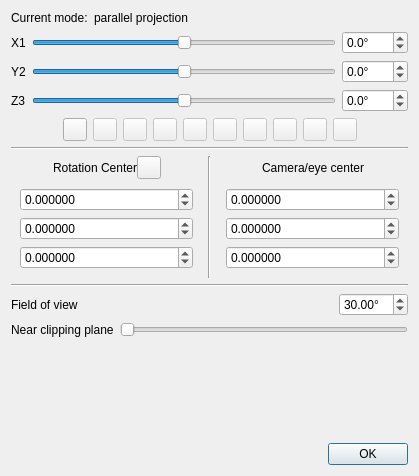
Before: the Qt Designer form libs/CCAppCommon/ui/cameraParamDlg.ui in CloudCompare/CloudCompare, drawn with Qt 5.
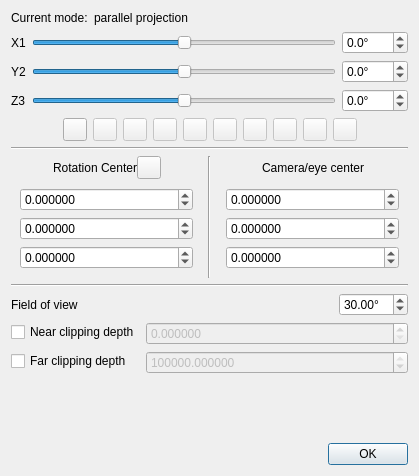
After: the same form once the commit is applied. Icons and pictures are not drawn.

Commit message:
Let the user change the camera zFar distance (#1691)
New mechanism to manage the depth buffer range, the zoom and the near and far clipping planes (+ improvement of the EDL shader behavior)

```diff
--- a/libs/CCAppCommon/ui/cameraParamDlg.ui
+++ b/libs/CCAppCommon/ui/cameraParamDlg.ui
@@ -700,30 +700,47 @@
     </layout>
    </item>
    <item>
-    <layout class="QHBoxLayout" name="horizontalLayout_5">
-     <item>
-      <widget class="QLabel" name="label_5">
-       <property name="toolTip">
-        <string>Relative position (zNear)</string>
+    <layout class="QFormLayout" name="formLayout">
+     <item row="0" column="0">
+      <widget class="QCheckBox" name="nearClippingCheckBox">
+       <property name="text">
+        <string>Near clipping depth</string>
        </property>
+      </widget>
+     </item>
+     <item row="0" column="1">
+      <widget class="QDoubleSpinBox" name="nearClippingDepthDoubleSpinBox">
+       <property name="enabled">
+        <bool>false</bool>
+       </property>
+       <property name="decimals">
+        <number>6</number>
+       </property>
+       <property name="maximum">
+        <double>1000000.000000000000000</double>
+       </property>
+      </widget>
+     </item>
+     <item row="1" column="0">
+      <widget class="QCheckBox" name="farClippingCheckBox">
        <property name="text">
-        <string>Near clipping plane</string>
+        <string>Far clipping depth</string>
        </property>
       </widget>
      </item>
-     <item>
-      <widget class="QSlider" name="zNearHorizontalSlider">
-       <property name="minimum">
-        <number>0</number>
+     <item row="1" column="1">
+      <widget class="QDoubleSpinBox" name="farClippingDepthDoubleSpinBox">
+       <property name="enabled">
+        <bool>false</bool>
        </property>
+       <property name="decimals">
+        <number>6</number>
+       </property>
        <property name="maximum">
-        <number>150</number>
+        <double>1000000.000000000000000</double>
        </property>
        <property name="value">
-        <number>0</number>
-       </property>
-       <property name="orientation">
-        <enum>Qt::Horizontal</enum>
+        <double>1000000.000000000000000</double>
        </property>
       </widget>
      </item>
```
Left out of the diff: 57 changed lines with no effect on the pictures. The commit also changes 13 other files.
